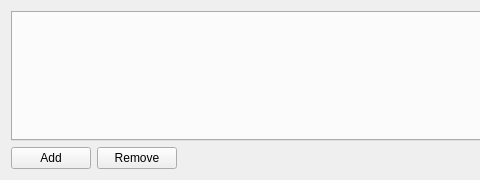
zsteva/backup-minos2, file mqt/MqtRotator/setupdialog.ui: the form before one commit; both pictures show x 0 to 480 and y 0 to 180 of the 873 by 180 pixel window.
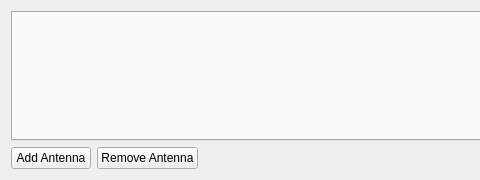
The form after the commit.

The edit to the form file:
```diff
--- a/mqt/MqtRotator/setupdialog.ui
+++ b/mqt/MqtRotator/setupdialog.ui
@@ -32,14 +32,14 @@
      <item>
       <widget class="QPushButton" name="addAntenna">
        <property name="text">
-        <string>Add</string>
+        <string>Add Antenna</string>
        </property>
       </widget>
      </item>
      <item>
       <widget class="QPushButton" name="removeAntenna">
        <property name="text">
-        <string>Remove</string>
+        <string>Remove Antenna</string>
        </property>
       </widget>
      </item>
```
